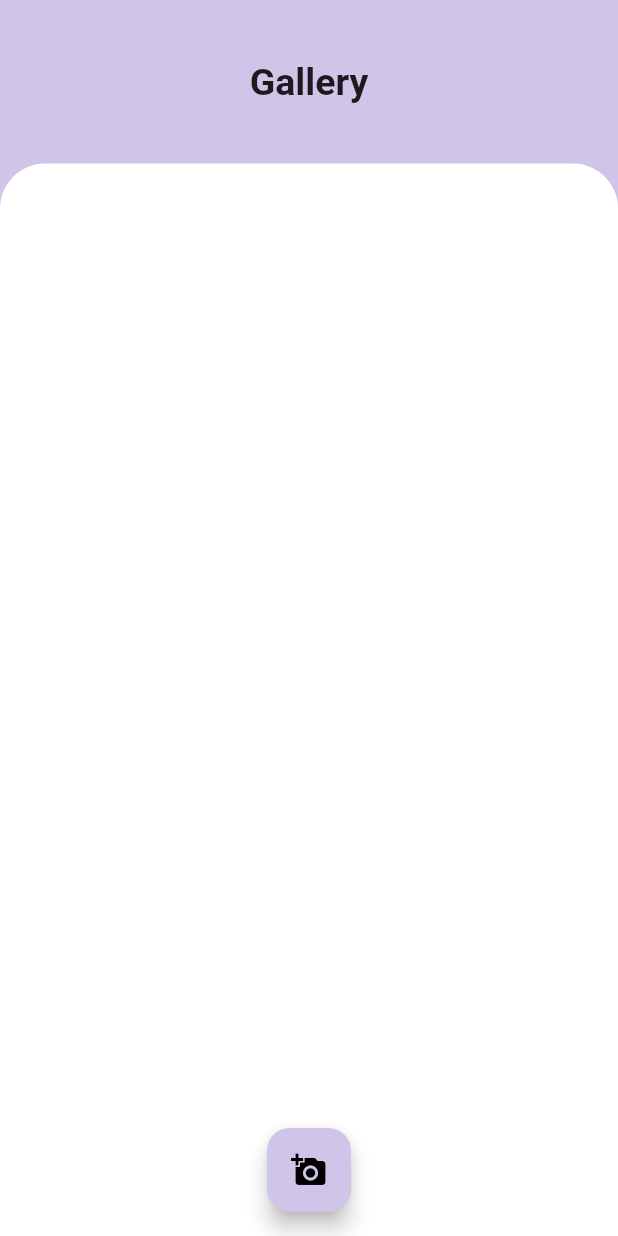
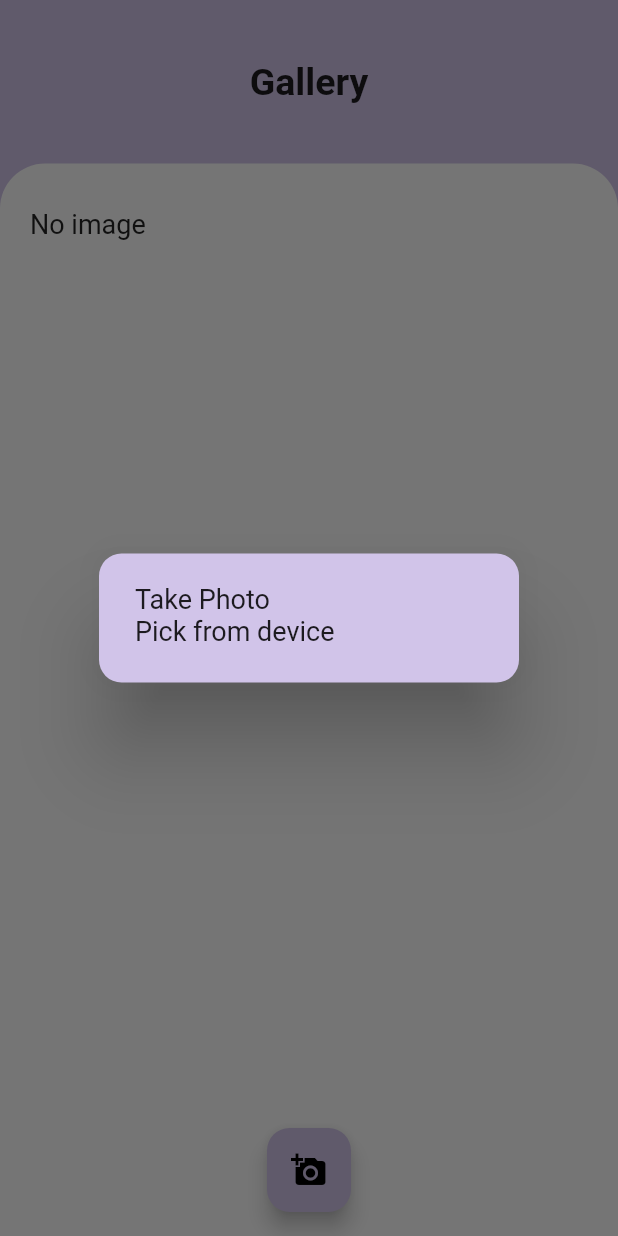
Before and after one commit to AhmedAlMadani/ImageGallery-Flutter, a Flutter app: the screen it shows after launch, after a tap on the "add a photo" icon, on a phone screen of 412 x 824 dp. Run offline on Flutter 3.47's test engine with Material 2 defaults, Android fonts, the phone set to English and light mode, and no system bars; our stand-ins replace file_picker, firebase_core, google_fonts, image_picker; accounts and stored records are empty; Roboto replaces fonts that are missing (Sen).

Commit message:
upload image

```diff
--- a/lib/controller/ImageUploadController.dart
+++ b/lib/controller/ImageUploadController.dart
@@ -4,7 +4,7 @@ import 'package:file_picker/file_picker.dart';
 import 'package:flutter/material.dart';
 
 class ImageUploadController {
-  uploadController() async {
+  uploadImage() async {
     final results = await FilePicker.platform.pickFiles(
       allowMultiple: false,
       type: FileType.custom,
--- a/lib/view/HomePage.dart
+++ b/lib/view/HomePage.dart
@@ -1,10 +1,21 @@
-// ignore_for_file: file_names
+// ignore_for_file: file_names, deprecated_member_use
+
+import 'dart:io';
 
 import 'package:flutter/material.dart';
 import 'package:google_fonts/google_fonts.dart';
+import 'package:image_picker/image_picker.dart';
 
-class HomePage extends StatelessWidget {
+class HomePage extends StatefulWidget {
   const HomePage({Key? key}) : super(key: key);
+
+  @override
+  _HomePageState createState() => _HomePageState();
+}
+
+class _HomePageState extends State<HomePage> {
+  File? image;
+  final picker = ImagePicker();
 
   Widget buildUploadButton() => FloatingActionButton(
       backgroundColor: Colors.deepPurple[100],
@@ -13,7 +24,56 @@ class HomePage extends StatelessWidget {
         color: Colors.black,
       ),
       shape: RoundedRectangleBorder(borderRadius: BorderRadius.circular(15)),
-      onPressed: () {});
+      onPressed: () {
+        dialogBox();
+      });
+
+  Future takePhoto() async {
+    final PickedFile = await ImagePicker().getImage(source: ImageSource.camera);
+    setState(() {
+      image = File(PickedFile!.path);
+    });
+  }
+
+  Future getPhoto() async {
+    final PickedFile =
+        await ImagePicker().getImage(source: ImageSource.gallery);
+    setState(() {
+      image = File(PickedFile!.path);
+    });
+  }
+
+  Future<void> dialogBox() {
+    return showDialog(
+        context: context,
+        builder: (BuildContext context) {
+          return AlertDialog(
+            backgroundColor: Colors.deepPurple[100],
+            shape:
+                RoundedRectangleBorder(borderRadius: BorderRadius.circular(15)),
+            content: SingleChildScrollView(
+              child: ListBody(
+                children: <Widget>[
+                  GestureDetector(
+                    child: Text(
+                      'Take Photo',
+                      style: GoogleFonts.getFont('Sen', fontSize: 18),
+                    ),
+                    onTap: takePhoto,
+                  ),
+                  GestureDetector(
+                    child: Text(
+                      'Pick from device',
+                      style: GoogleFonts.getFont('Sen', fontSize: 18),
+                    ),
+                    onTap: getPhoto,
+                  ),
+                ],
+              ),
+            ),
+          );
+        });
+  }
 
   @override
   Widget build(BuildContext context) {
@@ -43,6 +103,12 @@ class HomePage extends StatelessWidget {
                   borderRadius: BorderRadius.only(
                       topLeft: Radius.circular(30),
                       topRight: Radius.circular(30))),
+              child: image == null
+                  ? Text(
+                      'No image',
+                      style: GoogleFonts.getFont('Sen', fontSize: 18),
+                    )
+                  : Image.file(image!),
             ))
           ],
         ),
--- a/pubspec.yaml
+++ b/pubspec.yaml
@@ -37,6 +37,7 @@ dependencies:
   firebase_core: ^1.10.5
   firebase_storage: ^10.2.3
   file_picker: ^4.2.7
+  image_picker: ^0.8.4+4
 
 
 dev_dependencies:
```
Also changed, not shown: pubspec.lock.
